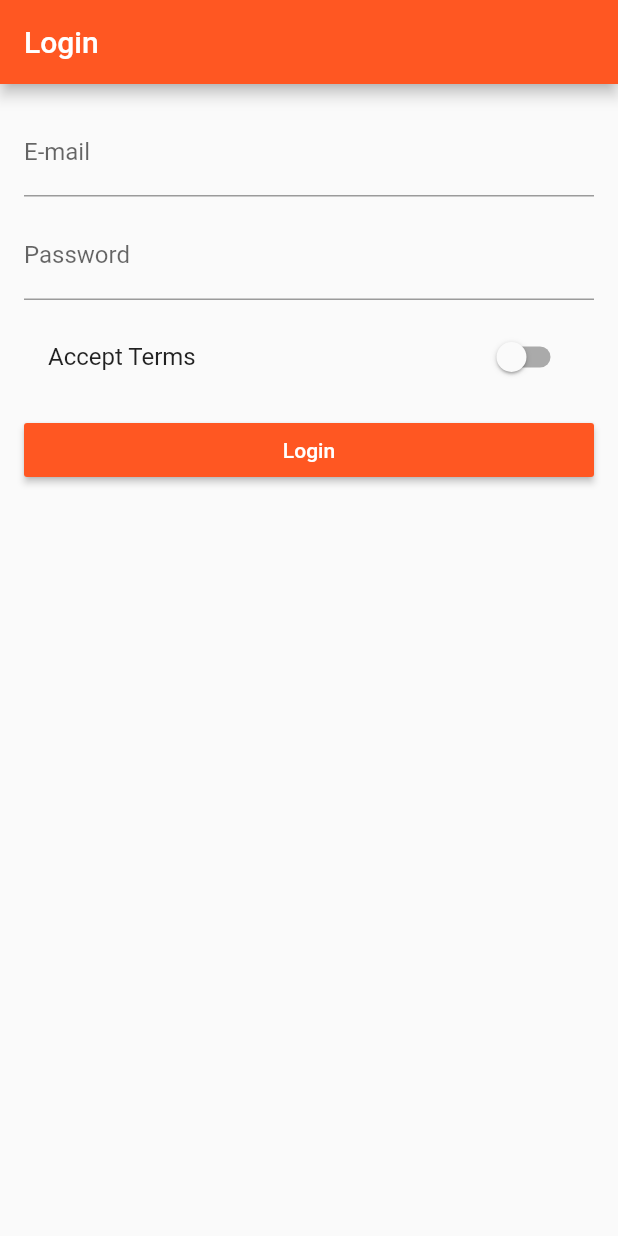
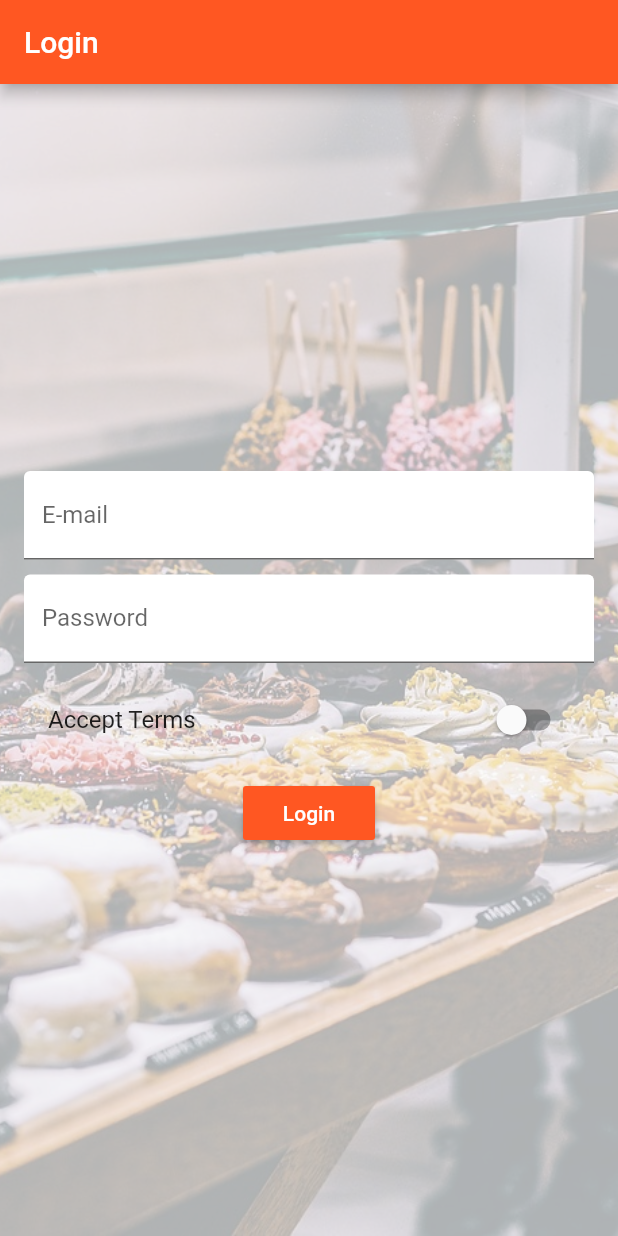
Before and after one commit to svaney/flutter_udemy, a Flutter app: the screen it shows after launch, on a phone screen of 412 x 824 dp. Run offline on Flutter 3.47's test engine with Material 2 defaults, Android fonts, the phone set to English and light mode, and no system bars.

Commit message:
section 8 finished

```diff
--- a/lib/main.dart
+++ b/lib/main.dart
@@ -1,4 +1,5 @@
 import 'package:flutter/material.dart';
+import 'package:flutter/rendering.dart';
 import 'package:udemy_app/pages/auth.dart';
 import 'package:udemy_app/pages/product.dart';
 import 'package:udemy_app/pages/product_admin.dart';
@@ -9,6 +10,7 @@ main() => runApp(MyApp());
 class MyApp extends StatefulWidget {
   @override
   State<StatefulWidget> createState() {
+    // debugPaintSizeEnabled = true;
     return _MyAppState();
   }
 }
@@ -32,7 +34,10 @@ class _MyAppState extends State<MyApp> {
   Widget build(BuildContext context) {
     return MaterialApp(
       theme: ThemeData(
-          primarySwatch: Colors.deepOrange, accentColor: Colors.purpleAccent),
+        primarySwatch: Colors.deepOrange,
+        accentColor: Colors.purpleAccent,
+        buttonColor: Colors.purpleAccent,
+      ),
       //    home: AuthPage(),
       routes: {
         '/': (BuildContext context) => AuthPage(),
--- a/lib/pages/auth.dart
+++ b/lib/pages/auth.dart
@@ -14,35 +14,84 @@ class _AuthPageState extends State<AuthPage> {
 
   @override
   Widget build(BuildContext context) {
+    final double deviceWidth = MediaQuery.of(context).size.width;
+    final double targetWidth =  deviceWidth > 500.0 ? 500.0 :  deviceWidth * 9;
     return Scaffold(
       appBar: AppBar(
         title: Text('Login'),
       ),
       body: Container(
-        margin: EdgeInsets.all(16.0),
-        child: ListView(
+        decoration: BoxDecoration(
+          image: _buildBackgroundImage(),
+        ),
+        padding: EdgeInsets.all(16.0),
+        child: Center(
+          child: SingleChildScrollView(
+            child: Container(
+              width: targetWidth,
+              child: Column(
                 children: <Widget>[
-            TextField(
-              decoration: InputDecoration(labelText: 'E-mail'),
+                  _buildEmailField(),
+                  SizedBox(height: 10.0),
+                  _buildPasswordField(),
+                  SizedBox(height: 10.0),
+                  _buildAcceptTerms(),
+                  SizedBox(height: 10.0),
+                  _buildLoginButton(),
+                ],
+              ),
+            ),
+          ),
+        ),
+      ),
+    );
+  }
+
+  DecorationImage _buildBackgroundImage() {
+    return DecorationImage(
+      image: AssetImage('assets/images/food.jpg'),
+      fit: BoxFit.cover,
+      colorFilter: ColorFilter.mode(
+        Colors.black.withOpacity(0.3),
+        BlendMode.dstATop,
+      ),
+    );
+  }
+
+  Widget _buildEmailField() {
+    return TextField(
+      decoration: InputDecoration(
+        labelText: 'E-mail',
+        filled: true,
+        fillColor: Colors.white,
+      ),
       keyboardType: TextInputType.emailAddress,
       onChanged: (String value) {
         setState(() {
           _email = value;
         });
       },
+    );
+  }
+
+  Widget _buildPasswordField() {
+    return TextField(
+      decoration: InputDecoration(
+        labelText: 'Password',
+        filled: true,
+        fillColor: Colors.white,
       ),
-            SizedBox(height: 10.0),
-            TextField(
-              decoration: InputDecoration(labelText: 'Password'),
       obscureText: true,
       onChanged: (String value) {
         setState(() {
           _password = value;
         });
       },
-            ),
-            SizedBox(height: 10.0),
-            SwitchListTile(
+    );
+  }
+
+  Widget _buildAcceptTerms() {
+    return SwitchListTile(
       value: _acceptTerm,
       title: Text('Accept Terms'),
       onChanged: (bool value) {
@@ -50,19 +99,19 @@ class _AuthPageState extends State<AuthPage> {
           _acceptTerm = value;
         });
       },
-            ),
-            SizedBox(height: 10.0),
-            RaisedButton(
+    );
+  }
+
+  Widget _buildLoginButton() {
+    return RaisedButton(
       child: Text('Login'),
       color: Theme.of(context).primaryColor,
       textColor: Colors.white,
-              onPressed: () {
-                Navigator.pushReplacementNamed(context, '/products');
-              },
-            ),
-          ],
-        ),
-      ),
+      onPressed: _onLoginClick,
     );
   }
+
+  void _onLoginClick() {
+    Navigator.pushReplacementNamed(context, '/products');
   }
+}
```
Also changed, not shown: lib/pages/product.dart (+42 -33 lines), lib/pages/product_admin.dart (+24 -18 lines), lib/pages/product_crate.dart (+44 -31 lines), lib/pages/products.dart (+20 -8 lines), lib/widgets/products/product_card.dart (added, +67 -0 lines). Lines whose indentation alone changed are shown as unchanged.
